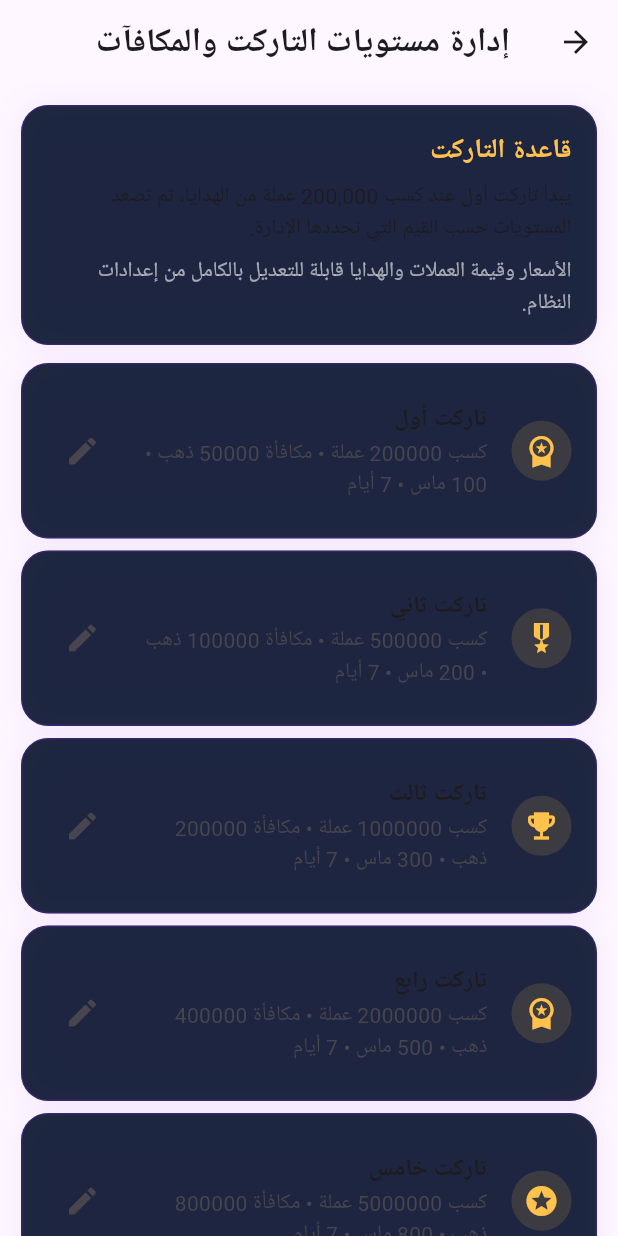
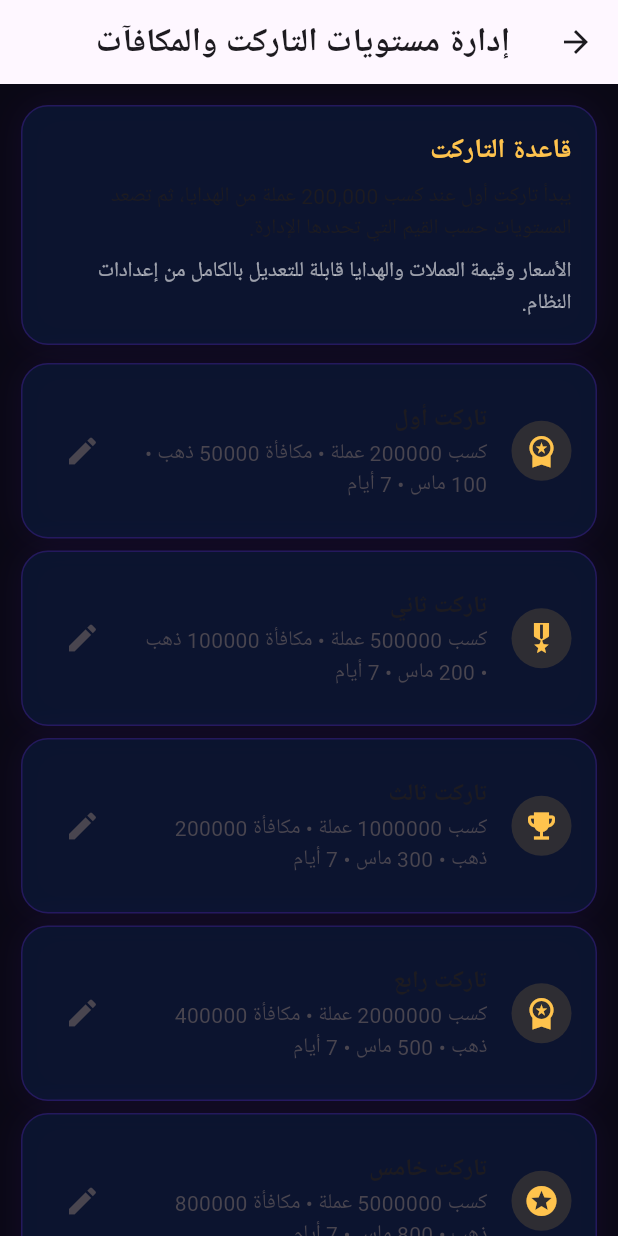
Before and after one commit to mahdawy996/MenaLive, a Flutter app: the HostDashboardScreen screen opened by its route, after a tap on "عرض التاركت والمكافآت", on a phone screen of 412 x 824 dp. Run offline on Flutter 3.47's test engine with Material 3 defaults, Android fonts, the light colour scheme and no system bars; our stand-ins replace country_code_picker, fl_chart, font_awesome_flutter.

Commit message:
Fix dark background on host dashboard and target management screens

```diff
--- a/lib/screens/host_dashboard_screen.dart
+++ b/lib/screens/host_dashboard_screen.dart
@@ -1,7 +1,7 @@
 import 'package:flutter/material.dart';
 import '../widgets/ui.dart';
 class HostDashboardScreen extends StatelessWidget {const HostDashboardScreen({super.key});
- @override Widget build(BuildContext context)=>Directionality(textDirection:TextDirection.rtl,child:Scaffold(appBar:AppBar(title:const AppBarTitle('لوحة تحكم المضيف')),body:ListView(padding:const EdgeInsets.all(14),children:[
+ @override Widget build(BuildContext context)=>Directionality(textDirection:TextDirection.rtl,child:Scaffold(backgroundColor:const Color(0xFF0A0815),appBar:AppBar(title:const AppBarTitle('لوحة تحكم المضيف')),body:ListView(padding:const EdgeInsets.all(14),children:[
   GlassCard(child:Row(children:[const CircleAvatar(radius:30,child:Icon(Icons.person)),const SizedBox(width:12),const Expanded(child:Column(crossAxisAlignment:CrossAxisAlignment.start,children:[Text('Mahdi 👑',style:TextStyle(fontSize:19,fontWeight:FontWeight.bold)),Text('VIP 8 • مضيف موثق',style:TextStyle(color:cyan))])),const Icon(Icons.verified,color:cyan)])),const SizedBox(height:12),
   GlassCard(child:Column(crossAxisAlignment:CrossAxisAlignment.start,children:[const Text('التاركت الحالي',style:TextStyle(fontWeight:FontWeight.bold)),const SizedBox(height:8),const Text('120,450 / 200,000 عملة',style:TextStyle(color:gold,fontSize:17)),const SizedBox(height:8),const LinearProgressIndicator(value:.602,minHeight:10),const SizedBox(height:8),const Text('تبقى 79,550 للوصول إلى تاركت أول')])),const SizedBox(height:12),
   const Row(children:[Expanded(child:MetricCard(title:'أرباح الهدايا',value:'56.8K',icon:Icons.card_giftcard,color:gold)),SizedBox(width:8),Expanded(child:MetricCard(title:'عدد الساعات',value:'128',icon:Icons.schedule,color:cyan))]),const SizedBox(height:12),
--- a/lib/screens/target_management_screen.dart
+++ b/lib/screens/target_management_screen.dart
@@ -10,7 +10,7 @@ class _S extends State<TargetManagementScreen>{
  {'name':'تاركت خامس','coins':5000000,'gold':800000,'diamonds':800,'days':7,'icon':Icons.stars},
  {'name':'تاركت سادس','coins':10000000,'gold':1500000,'diamonds':1000,'days':7,'icon':Icons.auto_awesome},
  ];
- @override Widget build(BuildContext context)=>Directionality(textDirection:TextDirection.rtl,child:Scaffold(appBar:AppBar(title:const AppBarTitle('إدارة مستويات التاركت والمكافآت')),body:ListView(padding:const EdgeInsets.all(14),children:[
+ @override Widget build(BuildContext context)=>Directionality(textDirection:TextDirection.rtl,child:Scaffold(backgroundColor:const Color(0xFF0A0815),appBar:AppBar(title:const AppBarTitle('إدارة مستويات التاركت والمكافآت')),body:ListView(padding:const EdgeInsets.all(14),children:[
   GlassCard(child:const Column(crossAxisAlignment:CrossAxisAlignment.start,children:[Text('قاعدة التاركت',style:TextStyle(fontSize:18,fontWeight:FontWeight.bold,color:gold)),SizedBox(height:7),Text('يبدأ تاركت أول عند كسب 200,000 عملة من الهدايا، ثم تصعد المستويات حسب القيم التي تحددها الإدارة.'),SizedBox(height:8),Text('الأسعار وقيمة العملات والهدايا قابلة للتعديل بالكامل من إعدادات النظام.',style:TextStyle(color:Colors.white60))])),const SizedBox(height:12),
   ...levels.asMap().entries.map((e)=>Padding(padding:const EdgeInsets.only(bottom:8),child:GlassCard(child:ListTile(contentPadding:EdgeInsets.zero,leading:CircleAvatar(backgroundColor:gold.withOpacity(.14),child:Icon(e.value['icon'],color:gold)),title:Text(e.value['name'],style:const TextStyle(fontWeight:FontWeight.bold)),subtitle:Text('كسب ${e.value['coins']} عملة • مكافأة ${e.value['gold']} ذهب • ${e.value['diamonds']} ماس • ${e.value['days']} أيام'),trailing:IconButton(icon:const Icon(Icons.edit),onPressed:()=>_edit(e.key)))))),
   ActionButton(label:'إضافة مستوى جديد',icon:Icons.add,onTap:()=>_add())
```
